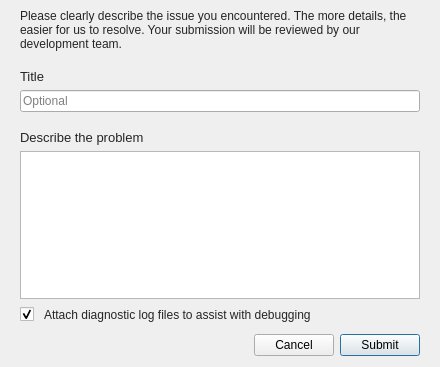
meganz/MEGAsync, file src/MEGASync/gui/macx/BugReportDialog.ui: the form before one commit.
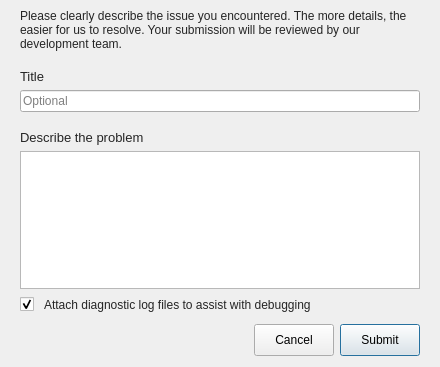
The form after the commit.

Commit message: SAT-703.Buttons in some languages broken

```diff
--- a/src/MEGASync/gui/macx/BugReportDialog.ui
+++ b/src/MEGASync/gui/macx/BugReportDialog.ui
@@ -210,6 +210,18 @@
       </item>
       <item>
        <widget class="QPushButton" name="bCancel">
+        <property name="minimumSize">
+         <size>
+          <width>0</width>
+          <height>32</height>
+         </size>
+        </property>
+        <property name="maximumSize">
+         <size>
+          <width>16777215</width>
+          <height>32</height>
+         </size>
+        </property>
         <property name="text">
          <string>Cancel</string>
         </property>
@@ -217,6 +229,18 @@
       </item>
       <item>
        <widget class="QPushButton" name="bSubmit">
+        <property name="minimumSize">
+         <size>
+          <width>0</width>
+          <height>32</height>
+         </size>
+        </property>
+        <property name="maximumSize">
+         <size>
+          <width>16777215</width>
+          <height>32</height>
+         </size>
+        </property>
         <property name="text">
          <string>Submit</string>
         </property>
```
The commit also changes 4 other files.
